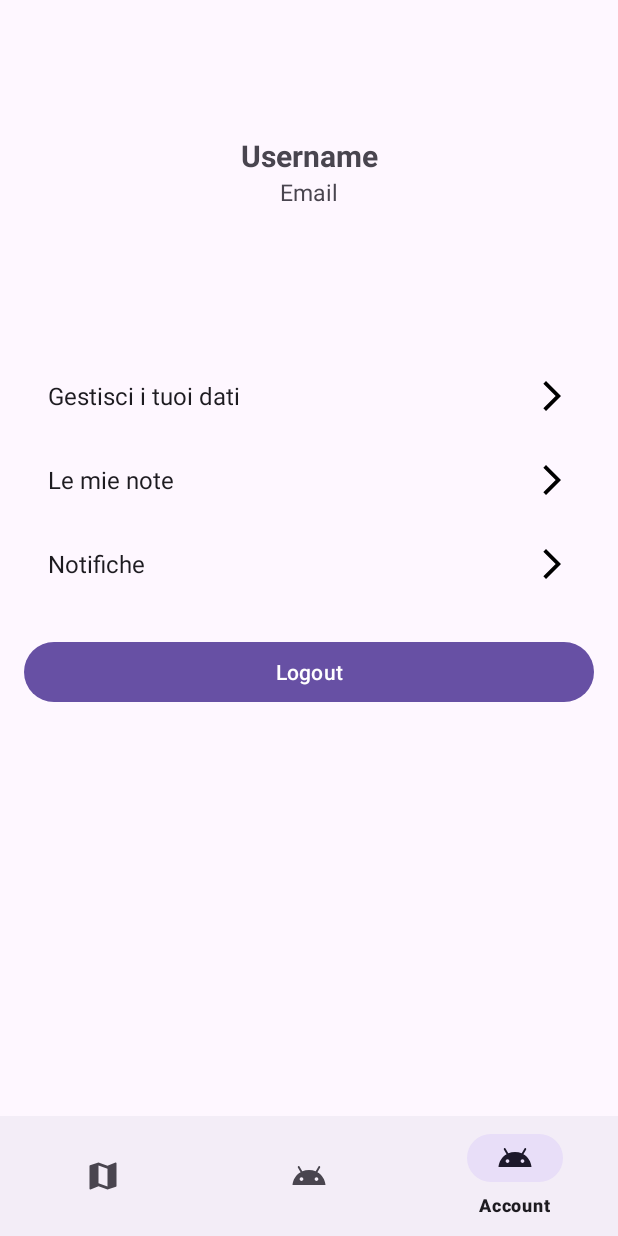
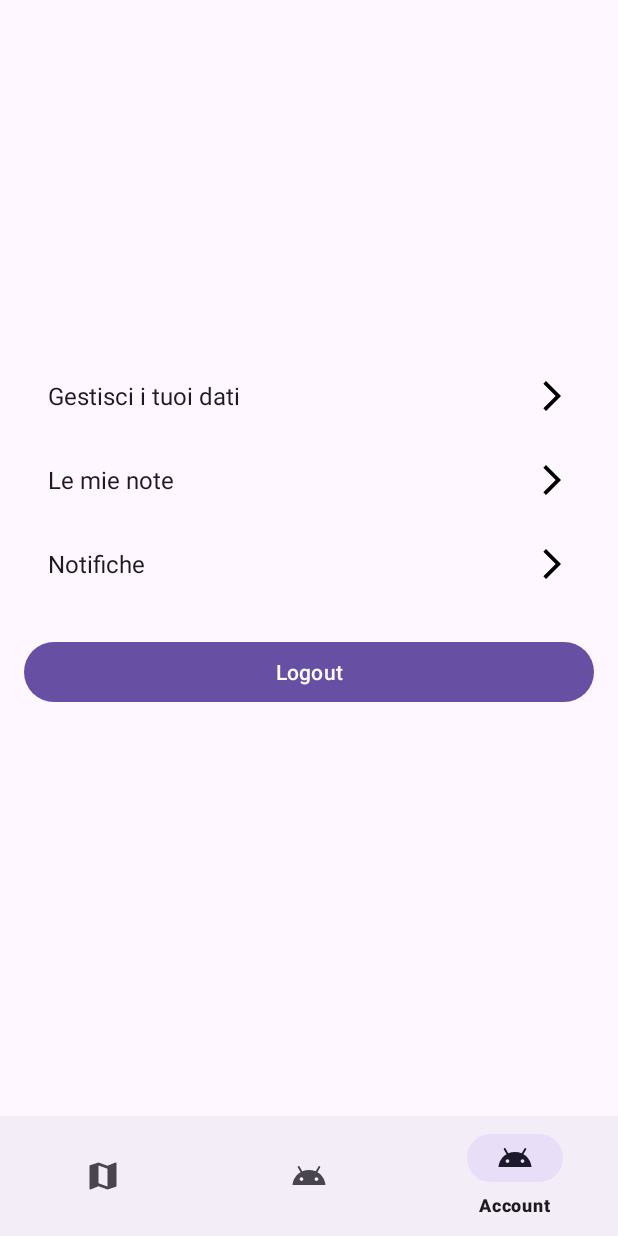
Before and after one commit to Peppe289/EchoTrail, an Android app: the screen it shows after launch once a user with an empty profile is signed in (DispatcherActivity), item 3 of the bottom bar chosen, on a phone screen of 412 x 824 dp. Run offline under Robolectric (Android 15) with nearby library versions, the phone set to English and light mode, and no system bars; our stand-ins replace Firebase (no records; nobody signed in at launch, a user with empty details on screens opened directly).

Commit message:
load username and email in account page
Signed-off-by: Peppe289 <gsperanza204@protonmail.com>

```diff
--- a/app/src/main/java/com/peppe289/echotrail/AccountFragment.java
+++ b/app/src/main/java/com/peppe289/echotrail/AccountFragment.java
@@ -5,12 +5,12 @@ import android.util.Log;
 import android.view.LayoutInflater;
 import android.view.View;
 import android.view.ViewGroup;
-import android.widget.ImageView;
 
 import androidx.annotation.NonNull;
 import androidx.fragment.app.Fragment;
 
 import com.google.android.material.appbar.AppBarLayout;
+import com.google.android.material.textview.MaterialTextView;
 import com.peppe289.echotrail.controller.user.UserController;
 import com.peppe289.echotrail.databinding.FragmentAccountBinding;
 import com.peppe289.echotrail.utils.MoveActivity;
@@ -21,12 +21,17 @@ import com.peppe289.echotrail.utils.MoveActivity;
  */
 public class AccountFragment extends Fragment {
     private FragmentAccountBinding binding;
+    private MaterialTextView username;
+    private MaterialTextView email;
 
     @Override
     public View onCreateView(@NonNull LayoutInflater inflater, ViewGroup container,
                              Bundle savedInstanceState) {
         binding = FragmentAccountBinding.inflate(inflater, container, false);
         View rootView = binding.getRoot();
+
+        username = binding.usernameTextView;
+        email = binding.emailTextView;
 
         // TODO: implements the button function (should be open personal notes list)
         binding.mynotes.setOnClickListener(view -> Log.i("AccountFragment", "My notes button clicked"));
@@ -45,7 +50,6 @@ public class AccountFragment extends Fragment {
 
         AppBarLayout appBarLayout = binding.appBarLayout;
 
-
         appBarLayout.addOnOffsetChangedListener(new AppBarLayout.OnOffsetChangedListener() {
             @Override
             public void onOffsetChanged(AppBarLayout appBarLayout, int verticalOffset) {
@@ -56,9 +60,21 @@ public class AccountFragment extends Fragment {
 
                 binding.userIcon.setAlpha(1 - percentage);
             }
-        });;
+        });
 
+        loadUserHeaders();
 
         return rootView;
     }
+
+    private void loadUserHeaders() {
+        // TODO: this should be cached
+        UserController.getUsername(name -> {
+            username.setText(name);
+        });
+
+        UserController.getEmail(emailStr -> {
+            email.setText(emailStr);
+        });
+    }
 }
--- a/app/src/main/java/com/peppe289/echotrail/controller/user/UserController.java
+++ b/app/src/main/java/com/peppe289/echotrail/controller/user/UserController.java
@@ -58,4 +58,22 @@ public class UserController {
     public static void logout() {
         UserDAO.signOut();
     }
+
+    /**
+     * Retrieves the username of the currently authenticated user.
+     *
+     * @param callback The callback to be invoked upon completion.
+     */
+    public static void getUsername(UserDAO.UpdateUsernameViewCallback callback) {
+        UserDAO.getUsername(callback);
+    }
+
+    /**
+     * Retrieves the email of the currently authenticated user.
+     *
+     * @param callback The callback to be invoked upon completion.
+     */
+    public static void getEmail(UserDAO.UpdateEmailViewCallback callback) {
+        UserDAO.getUsername(callback);
+    }
 }
--- a/app/src/main/java/com/peppe289/echotrail/dao/user/UserDAO.java
+++ b/app/src/main/java/com/peppe289/echotrail/dao/user/UserDAO.java
@@ -6,6 +6,7 @@ import com.google.firebase.firestore.FirebaseFirestore;
 import java.util.HashMap;
 import java.util.Objects;
 import java.util.concurrent.CountDownLatch;
+import java.util.concurrent.atomic.AtomicReference;
 
 /**
  * The {@code UserDAO} class provides methods to handle user authentication and management
@@ -24,6 +25,14 @@ public class UserDAO {
 
     public interface SignInCallback {
         void onComplete(boolean success);
+    }
+
+    public interface UpdateUsernameViewCallback {
+        void onComplete(String name);
+    }
+
+    public interface UpdateEmailViewCallback {
+        void onComplete(String email);
     }
 
     /**
@@ -129,4 +138,27 @@ public class UserDAO {
     public static void sendPasswordResetEmail(String email) {
         auth.sendPasswordResetEmail(email);
     }
+
+    /**
+     * Retrieves the username of the currently authenticated user.
+     *
+     * @param callback The callback to be invoked upon completion.
+     */
+    public static void getUsername(UpdateUsernameViewCallback callback) {
+        db.collection("users").document(getUid()).get().addOnCompleteListener(task -> {
+            if (task.isSuccessful()) {
+               callback.onComplete(Objects.requireNonNull(task.getResult()).getString("username"));
+            }
+        });
+    }
+
+    /**
+     * Retrieves the username of the currently authenticated user.
+     *
+     * @param callback The callback to be invoked upon completion.
+     */
+    public static void getUsername(UpdateEmailViewCallback callback) {
+        String email = Objects.requireNonNull(auth.getCurrentUser()).getEmail();
+        callback.onComplete(email);
+    }
 }
--- a/app/src/main/res/layout/fragment_account.xml
+++ b/app/src/main/res/layout/fragment_account.xml
@@ -24,7 +24,7 @@
 
             <androidx.constraintlayout.widget.ConstraintLayout
                 android:id="@+id/userIcon"
-                android:layout_width="120dp"
+                android:layout_width="match_parent"
                 android:layout_height="120dp"
                 android:layout_gravity="center"
                 android:layout_marginTop="50dp"
@@ -48,7 +48,7 @@
                         android:text="@string/username" />
 
                     <com.google.android.material.textview.MaterialTextView
-                        android:id="@+id/messageTextView"
+                        android:id="@+id/emailTextView"
                         android:layout_width="wrap_content"
                         android:layout_height="wrap_content"
                         app:layout_constraintTop_toBottomOf="@id/usernameTextView"
```
